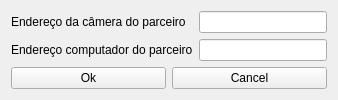
First picture: the form in IHCMicCam/IHCMicCam/ihcmiccam.ui, repository glongoni/IHCMicCam, before the edit.
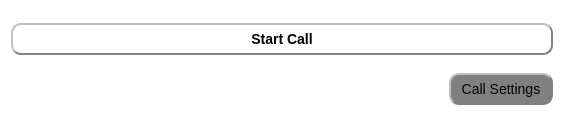
Second picture: the form after the edit.

Commit message: - Movimentação da câmera - Criação dos audioplayers

Patch:
```diff
--- a/IHCMicCam/IHCMicCam/ihcmiccam.ui
+++ b/IHCMicCam/IHCMicCam/ihcmiccam.ui
@@ -6,61 +6,55 @@
    <rect>
     <x>0</x>
     <y>0</y>
-    <width>338</width>
-    <height>95</height>
+    <width>564</width>
+    <height>130</height>
    </rect>
   </property>
   <property name="windowTitle">
    <string>IHCMicCam</string>
   </property>
+  <property name="styleSheet">
+   <string notr="true">background-color:white</string>
+  </property>
   <widget class="QWidget" name="centralWidget">
    <layout class="QGridLayout" name="gridLayout">
-    <item row="1" column="0">
-     <widget class="QLabel" name="camAddressLabel">
+    <item row="0" column="0" colspan="5">
+     <widget class="QPushButton" name="startCallButton">
+      <property name="styleSheet">
+       <string notr="true">QPushButton {
+    background-color: white;
+    border-style: outset;
+    border-width: 2px;
+    border-radius: 10px;
+    border-color: grey;
+    font: bold 14px;
+    min-width: 10em;
+    padding: 6px;
+}</string>
+      </property>
       <property name="text">
-       <string>Endereço da câmera do parceiro</string>
+       <string>Start Call</string>
       </property>
      </widget>
     </item>
-    <item row="1" column="1">
-     <widget class="QLineEdit" name="lineEdit">
-      <property name="alignment">
-       <set>Qt::AlignCenter</set>
+    <item row="3" column="4">
+     <widget class="QPushButton" name="callSettingsButton">
+      <property name="styleSheet">
+       <string notr="true">QPushButton {
+    background-color: grey;
+    border-style: outset;
+    border-width: 2px;
+    border-radius: 10px;
+    border-color: grey;
+    font: 14px;
+    padding: 6px;
+}</string>
       </property>
-     </widget>
-    </item>
-    <item row="3" column="0">
-     <widget class="QLabel" name="pcAddressLabel">
       <property name="text">
-       <string>Endereço computador do parceiro</string>
+       <string>Call Settings</string>
       </property>
      </widget>
     </item>
-    <item row="3" column="1">
-     <widget class="QLineEdit" name="lineEdit_2">
-      <property name="alignment">
-       <set>Qt::AlignCenter</set>
-      </property>
-     </widget>
-    </item>
-    <item row="4" column="0" colspan="2">
-     <layout class="QHBoxLayout" name="horizontalLayout">
-      <item>
-       <widget class="QPushButton" name="okButton">
-        <property name="text">
-         <string>Ok</string>
-        </property>
-       </widget>
-      </item>
-      <item>
-       <widget class="QPushButton" name="cancelButton">
-        <property name="text">
-         <string>Cancel</string>
-        </property>
-       </widget>
-      </item>
-     </layout>
-    </item>
    </layout>
   </widget>
  </widget>
```
The commit also changes 10 other files.
